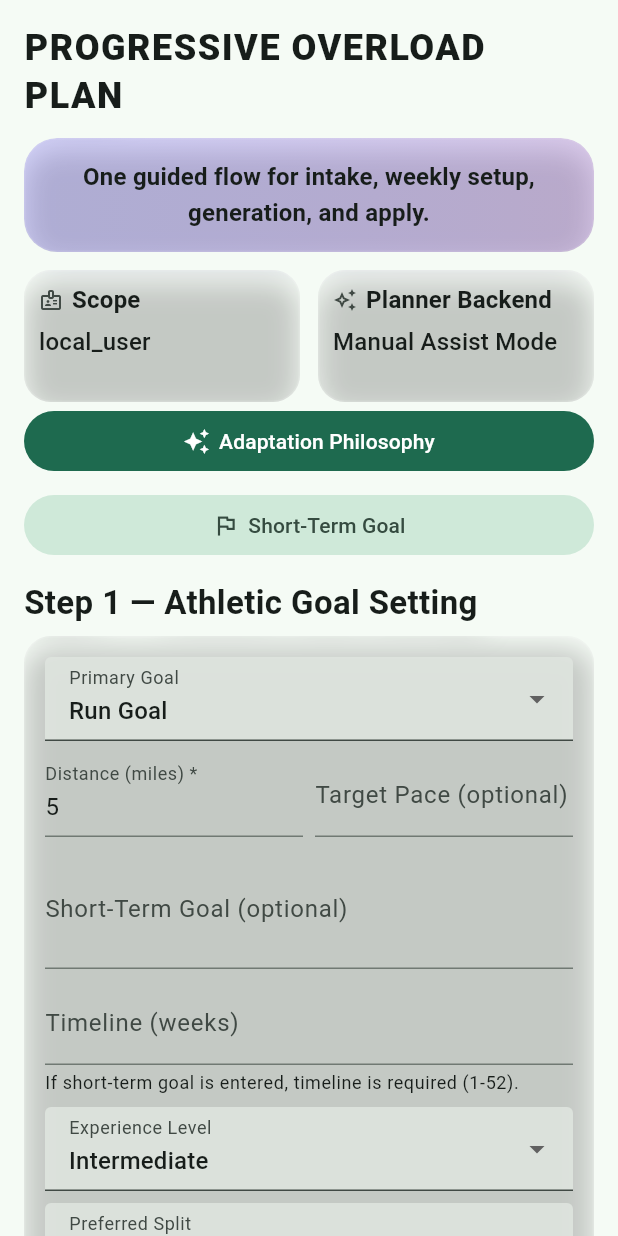
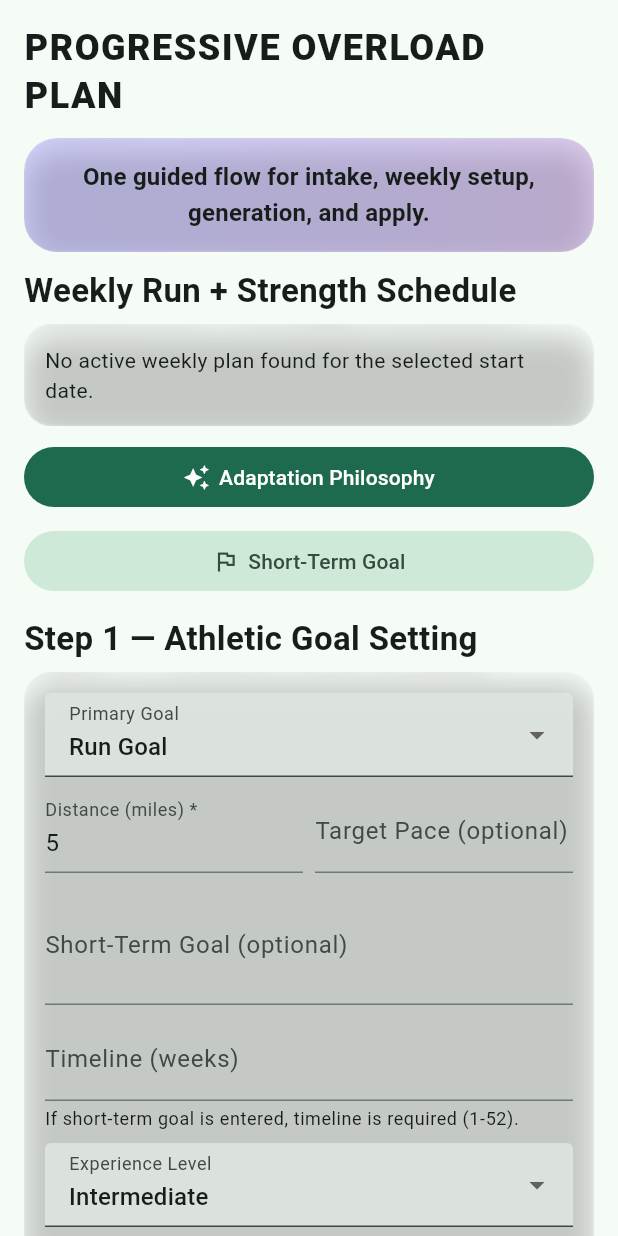
Before and after one commit to rwamoroso/adaptive-athlete, a Flutter app: the PlanScreen widget shown alone on an empty page, opened directly, on a phone screen of 412 x 824 dp. Run offline on Flutter 3.47's test engine with Material 3 defaults, Android fonts, the phone set to English and light mode, and no system bars; our stand-ins replace csv, drift, drift_flutter, file_picker, flutter_riverpod, go_router and 2 more; missing offline and left inert: excel, spreadsheet_decoder; accounts and stored records are empty; generated files the repository leaves out were written again; statements that could not run were skipped.

Commit message:
Plan screen summary addition

```diff
--- a/lib/features/plan/plan_screen.dart
+++ b/lib/features/plan/plan_screen.dart
@@ -4,7 +4,6 @@ import 'package:file_picker/file_picker.dart';
 import 'package:flutter/material.dart';
 import 'package:flutter/services.dart';
 import 'package:flutter_riverpod/flutter_riverpod.dart';
-import 'package:supabase_flutter/supabase_flutter.dart';
 
 import '../../core/rules/recovery_gating.dart';
 import '../../core/utils/app_providers.dart';
@@ -32,6 +31,18 @@ class _ShortTermGoalDraft {
 
   final String goalText;
   final String timelineWeeks;
+}
+
+class _PlanSchedulePreviewDay {
+  const _PlanSchedulePreviewDay({
+    required this.dayLabel,
+    required this.runTitle,
+    required this.strengthTitle,
+  });
+
+  final String dayLabel;
+  final String? runTitle;
+  final String? strengthTitle;
 }
 
 class _ShortTermGoalScreen extends StatefulWidget {
@@ -233,6 +244,7 @@ class _PlanScreenState extends ConsumerState<PlanScreen> {
   bool _legacyAiImporting = false;
   bool _legacyStandardImporting = false;
 
+  late Future<List<_PlanSchedulePreviewDay>> _schedulePreviewFuture;
   String? _loadedScopeKey;
   int? _walkthroughLastStepIndex;
 
@@ -243,6 +255,7 @@ class _PlanScreenState extends ConsumerState<PlanScreen> {
     _selectedEquipment.addAll(settings.availableEquipment);
     _selectedContraindications.addAll(settings.movementContraindications);
     _manualAiResponseController.text = ref.read(aiWeeklyPlanResponseProvider);
+    _schedulePreviewFuture = _loadSchedulePreview();
   }
 
   @override
@@ -373,6 +386,219 @@ class _PlanScreenState extends ConsumerState<PlanScreen> {
       default:
         return 'Day';
     }
+  }
+
+  String _compactDayLabelFromYmd({
+    required int dayNumber,
+    required String? ymd,
+  }) {
+    final raw = (ymd ?? '').trim();
+    if (raw.isEmpty) {
+      return 'Day $dayNumber';
+    }
+    try {
+      final date = parseYmd(raw);
+      final weekday = _weekdayLabel(date.weekday);
+      final shortWeekday =
+          weekday.length > 3 ? weekday.substring(0, 3) : weekday;
+      return '$shortWeekday ${date.month}/${date.day}';
+    } catch (_) {
+      return 'Day $dayNumber';
+    }
+  }
+
+  String _titleCaseWords(String raw) {
+    final words = raw
+        .split(RegExp(r'[_\-\s]+'))
+        .map((part) => part.trim())
+        .where((part) => part.isNotEmpty)
+        .toList(growable: false);
+    if (words.isEmpty) {
+      return '';
+    }
+    return words
+        .map(
+          (part) =>
+              '${part.substring(0, 1).toUpperCase()}${part.substring(1).toLowerCase()}',
+        )
+        .join(' ');
+  }
+
+  String? _buildRunTitle({
+    required String? runType,
+    required String? durationText,
+    required String? notes,
+  }) {
+    final type = (runType ?? '').trim();
+    final duration = (durationText ?? '').trim();
+    if (type.isNotEmpty && duration.isNotEmpty) {
+      return '$type • $duration';
+    }
+    if (type.isNotEmpty) {
+      return type;
+    }
+    if (duration.isNotEmpty) {
+      return duration;
+    }
+    final noteText = (notes ?? '').trim();
+    if (noteText.isNotEmpty) {
+      return noteText;
+    }
+    return null;
+  }
+
+  String? _buildStrengthTitle({
+    required String? sessionType,
+    required String? sheetName,
+    required String? liftFocus,
+    required bool hasStrengthSets,
+  }) {
+    final normalized = (sessionType ?? '').trim().toLowerCase();
+    if (normalized.isNotEmpty && normalized != 'rest' && normalized != 'run') {
+      final title = _titleCaseWords(normalized);
+      if (title.isNotEmpty) {
+        return '$title Focus';
+      }
+    }
+    final lift = (liftFocus ?? '').trim();
+    if (lift.isNotEmpty) {
+      return lift;
+    }
+    if (hasStrengthSets) {
+      final sheet = _titleCaseWords((sheetName ?? '').trim());
+      if (sheet.isNotEmpty && sheet.toLowerCase() != 'rest') {
+        return sheet;
+      }
+      return 'Strength Session';
+    }
+    return null;
+  }
+
+  Future<List<_PlanSchedulePreviewDay>> _loadSchedulePreview() async {
+    final db = ref.read(appDbProvider);
+    final anchor = DateTime(_startDate.year, _startDate.month, _startDate.day);
+    final cycle = await db.getActivePlanCycleForDate(toYmd(anchor));
+    if (cycle == null) {
+      return const <_PlanSchedulePreviewDay>[];
+    }
+    final days = <_PlanSchedulePreviewDay>[];
+    for (var dayNumber = 1; dayNumber <= 7; dayNumber++) {
+      final detail = await db.getPlanDayDetail(
+        planCycleId: cycle.id,
+        dayNumber: dayNumber,
+      );
+      if (detail == null) {
+        continue;
+      }
+      final run = detail.prescribedRun;
+      days.add(
+        _PlanSchedulePreviewDay(
+          dayLabel: _compactDayLabelFromYmd(
+            dayNumber: dayNumber,
+            ymd: detail.day.estimatedDate,
+          ),
+          runTitle: _buildRunTitle(
+            runType: run?.runType,
+            durationText: run?.durationText,
+            notes: run?.notes,
+          ),
+          strengthTitle: _buildStrengthTitle(
+            sessionType: detail.day.sessionType,
+            sheetName: detail.day.sheetName,
+            liftFocus: run?.liftFocus,
+            hasStrengthSets: detail.strengthSets.isNotEmpty,
+          ),
+        ),
+      );
+    }
+    return days;
+  }
+
+  void _refreshSchedulePreview() {
+    if (!mounted) {
+      return;
+    }
+    setState(() {
+      _schedulePreviewFuture = _loadSchedulePreview();
+    });
+  }
+
+  Widget _buildSchedulePreviewCard(BuildContext context) {
+    return GlassCard(
+      child: FutureBuilder<List<_PlanSchedulePreviewDay>>(
+        future: _schedulePreviewFuture,
+        builder: (context, snapshot) {
+          if (snapshot.connectionState == ConnectionState.waiting) {
+            return const Padding(
+              padding: EdgeInsets.symmetric(vertical: 16),
+              child: Center(child: CircularProgressIndicator()),
+            );
+          }
+          if (snapshot.hasError) {
+            return Text(
+              'Could not load weekly schedule preview.',
+              style: Theme.of(context).textTheme.bodyMedium,
+            );
+          }
+          final days = snapshot.data ?? const <_PlanSchedulePreviewDay>[];
+          if (days.isEmpty) {
+            return Text(
+              'No active weekly plan found for the selected start date.',
+              style: Theme.of(context).textTheme.bodyMedium,
+            );
+          }
+          return Column(
+            children: [
+              for (var i = 0; i < days.length; i++) ...[
+                Padding(
+                  padding: const EdgeInsets.symmetric(vertical: 8),
+                  child: Row(
+                    crossAxisAlignment: CrossAxisAlignment.start,
+                    children: [
+                      SizedBox(
+                        width: 88,
+                        child: Text(
+                          days[i].dayLabel,
+                          style:
+                              Theme.of(context).textTheme.labelLarge?.copyWith(
+                                    fontWeight: FontWeight.w700,
+                                  ),
+                        ),
+                      ),
+                      const SizedBox(width: 10),
+                      Expanded(
+                        child: Column(
+                          crossAxisAlignment: CrossAxisAlignment.start,
+                          children: [
+                            if (days[i].runTitle != null)
+                              Text(
+                                'Run: ${days[i].runTitle}',
+                                style: Theme.of(context).textTheme.bodyMedium,
+                              ),
+                            if (days[i].strengthTitle != null)
+                              Text(
+                                'Strength: ${days[i].strengthTitle}',
+                                style: Theme.of(context).textTheme.bodyMedium,
+                              ),
+                            if (days[i].runTitle == null &&
+                                days[i].strengthTitle == null)
+                              Text(
+                                'Rest / Recovery',
+                                style: Theme.of(context).textTheme.bodyMedium,
+                              ),
+                          ],
+                        ),
+                      ),
+                    ],
+                  ),
+                ),
+                if (i != days.length - 1) const Divider(height: 1),
+              ],
+            ],
+          );
+        },
+      ),
+    );
   }
 
   List<int> _selectedWeekdaysSorted() {
@@ -574,61 +800,6 @@ class _PlanScreenState extends ConsumerState<PlanScreen> {
     return goalTarget;
   }
 
-  String _scopeUsername() {
-    final ctx = ref.read(activeWorkspaceContextProvider).valueOrNull;
-    User? user;
-    try {
-      user = Supabase.instance.client.auth.currentUser;
-    } catch (_) {
-      user = null;
-    }
-
-    if (ctx != null) {
-      for (final membership in ctx.memberships) {
-        final isCurrentUser = membership.userId == ctx.userId;
-        final isCurrentWorkspace = membership.workspaceId == ctx.workspaceId;
-        if (!isCurrentUser || !isCurrentWorkspace) {
-          continue;
-        }
-        final displayName = membership.displayName?.trim();
-        if (displayName != null && displayName.isNotEmpty) {
-          return displayName;
-        }
-      }
-    }
-
-    final metadata = user?.userMetadata;
-    if (metadata != null) {
-      const metadataKeys = <String>[
-        'username',
-        'display_name',
-        'full_name',
-        'name',
-      ];
-      for (final key in metadataKeys) {
-        final value = metadata[key]?.toString().trim();
-        if (value != null && value.isNotEmpty) {
-          return value;
-        }
-      }
-    }
-
-    final email = user?.email?.trim();
-    if (email != null && email.isNotEmpty) {
-      final atIndex = email.indexOf('@');
-      if (atIndex > 0) {
-        return email.substring(0, atIndex);
-      }
-      return email;
-    }
-
-    final userId = user?.id;
-    if (userId != null && userId.isNotEmpty) {
-      return userId.length > 8 ? userId.substring(0, 8) : userId;
-    }
-    return 'local_user';
-  }
-
   Future<void> _loadPlanningProfileIfNeeded() async {
     final scopeKey = '${_scopeWorkspaceId()}|${_scopeProfileId()}';
     if (_loadedScopeKey == scopeKey) {
@@ -798,6 +969,7 @@ class _PlanScreenState extends ConsumerState<PlanScreen> {
             ? 'One-tap AI completed with no import result.'
             : 'One-tap AI build applied: ${result.importResult!.pretty()}';
       });
+      _refreshSchedulePreview();
       _showMessage('One-tap AI build complete.');
     } catch (e) {
       final raw = e.toString();
@@ -857,6 +1029,7 @@ class _PlanScreenState extends ConsumerState<PlanScreen> {
       setState(() {
         _status = 'Manual AI plan applied: ${result.pretty()}';
       });
+      _refreshSchedulePreview();
       _showMessage('Manual AI weekly plan applied.');
     } catch (e) {
       _showMessage('Manual AI apply failed: $e');
@@ -911,7 +1084,10 @@ class _PlanScreenState extends ConsumerState<PlanScreen> {
       lastDate: DateTime(2100),
     );
     if (selected != null) {
-      setState(() => _startDate = selected);
+      setState(() {
+        _startDate = selected;
+        _schedulePreviewFuture = _loadSchedulePreview();
+      });
     }
   }
 
@@ -1028,6 +1204,7 @@ class _PlanScreenState extends ConsumerState<PlanScreen> {
         _status =
             'Legacy template generated ${parsed.days.length} days, $insertedSets sets.';
       });
+      _refreshSchedulePreview();
       _showMessage('Legacy template plan generated.');
     } catch (e) {
       _showMessage('Legacy template generation failed: $e');
@@ -1066,6 +1243,7 @@ class _PlanScreenState extends ConsumerState<PlanScreen> {
       setState(() {
         _status = 'Legacy AI text import complete: ${result.pretty()}';
       });
+      _refreshSchedulePreview();
       _showMessage('Legacy AI text imported.');
     } catch (e) {
       _showMessage('Legacy AI text import failed: $e');
@@ -1102,6 +1280,7 @@ class _PlanScreenState extends ConsumerState<PlanScreen> {
       setState(() {
         _status = 'Legacy workbook import complete: ${result.pretty()}';
       });
+      _refreshSchedulePreview();
       _showMessage('Standard workbook imported.');
     } catch (e) {
       _showMessage('Standard workbook import failed: $e');
@@ -1251,8 +1430,6 @@ class _PlanScreenState extends ConsumerState<PlanScreen> {
         _loadPlanningProfileIfNeeded();
       }
     });
-    final metricTileHeight =
-        MediaQuery.sizeOf(context).width < 380 ? 82.0 : 88.0;
 
     return ListView(
       padding: const EdgeInsets.fromLTRB(16, 16, 16, 120),
@@ -1270,34 +1447,10 @@ class _PlanScreenState extends ConsumerState<PlanScreen> {
               'One guided flow for intake, weekly setup, generation, and apply.',
         ),
         const SizedBox(height: 12),
-        Row(
-          children: [
-            Expanded(
-              child: SizedBox(
-                height: metricTileHeight,
-                child: MetricTile(
-                  title: 'Scope',
-                  valueText: _scopeUsername(),
-                  subtitleText: _scopeWorkspaceId(),
-                  leadingIcon: Icons.badge_outlined,
-                ),
-              ),
-            ),
-            const SizedBox(width: 12),
-            Expanded(
-              child: SizedBox(
-                height: metricTileHeight,
-                child: MetricTile(
-                  title: 'Planner Backend',
-                  valueText: 'Manual Assist Mode',
-                  subtitleText: 'AI Assist account not funded',
-                  leadingIcon: Icons.auto_awesome_outlined,
-                ),
-              ),
-            ),
-          ],
-        ),
-        const SizedBox(height: 2),
+        const SectionHeader(text: 'Weekly Run + Strength Schedule'),
+        const SizedBox(height: 8),
+        _buildSchedulePreviewCard(context),
+        const SizedBox(height: 10),
         SizedBox(
           width: double.infinity,
           child: PrimaryPillButton(
```
Also changed, not shown: lib/features/ai/ai_analyze_service.dart (+24 -9 lines), lib/features/training/daily_screen.dart (+9 -0 lines), pubspec.lock.
